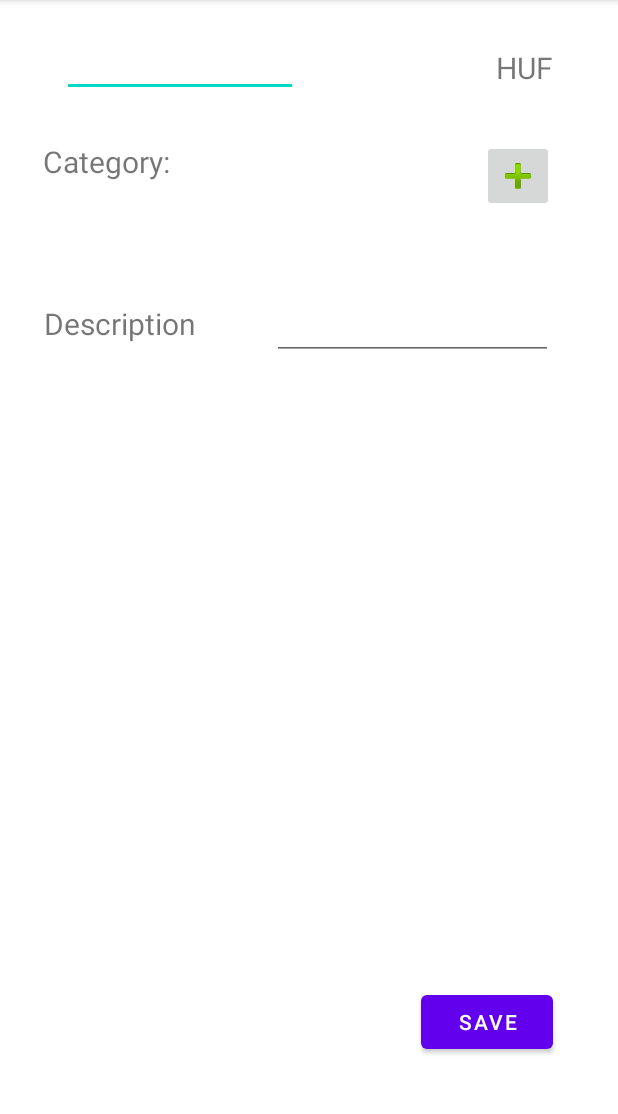
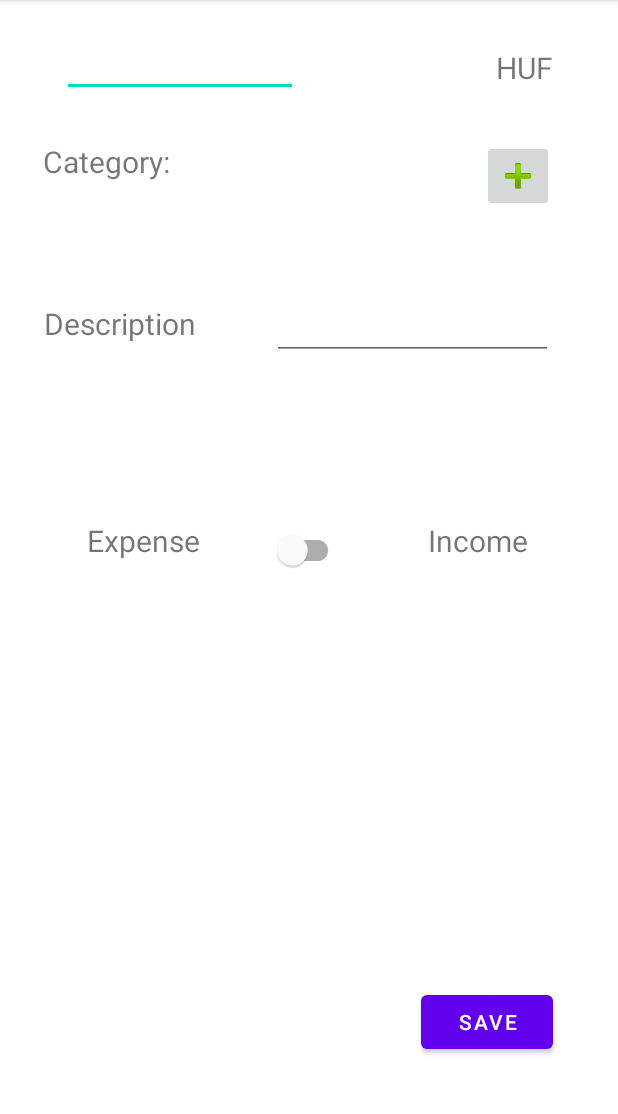
Before and after one commit to green1490/expense-tracker, an Android app: the screen it shows after launch (Expense), after a tap on "ADD", on a phone screen of 412 x 824 dp, the part 84-1198 px from its top. Run offline under Robolectric (Android 15) with nearby library versions, the phone set to English and light mode, and no system bars; our stand-ins replace navigation-ui.

Commit message:
Add new drawable and fix bug where recycler view doesn't update.

```diff
--- a/app/src/main/java/com/example/expensetracker/ui/expense/Tags.kt
+++ b/app/src/main/java/com/example/expensetracker/ui/expense/Tags.kt
@@ -1,7 +1,7 @@
 package com.example.expensetracker.ui.expense
 
+import android.os.Bundle
 import androidx.appcompat.app.AppCompatActivity
-import android.os.Bundle
 import androidx.recyclerview.widget.LinearLayoutManager
 import androidx.recyclerview.widget.RecyclerView
 import com.example.expensetracker.R
@@ -24,7 +24,8 @@ class Tags : AppCompatActivity() {
                 "shop",
                 "sport",
                 "transport",
-                "video game"
+                "video game",
+                "income"
             ),
             mapOf(
                 "education" to R.drawable.ic_education,
@@ -34,7 +35,8 @@ class Tags : AppCompatActivity() {
                 "shop" to R.drawable.ic_shop,
                 "sport" to R.drawable.ic_sport,
                 "transport" to R.drawable.ic_transport,
-                "video game" to R.drawable.ic_video_game
+                "video game" to R.drawable.ic_video_game,
+                "income" to R.drawable.ic_income
             )
         )
         recyclerView.layoutManager = LinearLayoutManager(this)
--- a/app/src/main/java/com/example/expensetracker/ui/home/CustomAdapter.kt
+++ b/app/src/main/java/com/example/expensetracker/ui/home/CustomAdapter.kt
@@ -1,5 +1,6 @@
 package com.example.expensetracker.ui.home
 
+import android.annotation.SuppressLint
 import android.content.Context
 import android.view.LayoutInflater
 import android.view.View
@@ -10,7 +11,8 @@ import androidx.recyclerview.widget.RecyclerView
 import com.example.expensetracker.ExpenseData
 import com.example.expensetracker.R
 
-class CustomAdapter(private var ct:Context,private var tags:MutableList<ExpenseData>):RecyclerView.Adapter<CustomAdapter.CustomViewHolder>() {
+class CustomAdapter(private var ct:Context):RecyclerView.Adapter<CustomAdapter.CustomViewHolder>() {
+    val tags:MutableList<ExpenseData> = mutableListOf()
 
     class CustomViewHolder(itemView:View):RecyclerView.ViewHolder(itemView) {
         val textView: TextView
@@ -40,4 +42,11 @@ class CustomAdapter(private var ct:Context,private var tags:MutableList<ExpenseD
     override fun getItemCount(): Int {
         return tags.size
     }
+
+    @SuppressLint("NotifyDataSetChanged")
+    fun addItem(item:ExpenseData) {
+        tags.add(item)
+        //Refactor
+        this.notifyDataSetChanged()
+    }
 }
--- a/app/src/main/java/com/example/expensetracker/ui/home/HomeFragment.kt
+++ b/app/src/main/java/com/example/expensetracker/ui/home/HomeFragment.kt
@@ -13,7 +13,6 @@ import androidx.appcompat.app.AppCompatActivity
 import androidx.fragment.app.Fragment
 import androidx.lifecycle.ViewModelProvider
 import androidx.recyclerview.widget.LinearLayoutManager
-import androidx.recyclerview.widget.RecyclerView
 import com.example.expensetracker.ExpenseData
 import com.example.expensetracker.databinding.FragmentHomeBinding
 import com.example.expensetracker.ui.expense.Expense
@@ -23,8 +22,7 @@ class HomeFragment : Fragment() {
     private var _binding: FragmentHomeBinding? = null
     private val _fileName:String = "history"
     private lateinit var homeViewModel:HomeViewModel
-    private var expense:MutableList<ExpenseData> = mutableListOf()
-    lateinit var recyclerView:RecyclerView
+    lateinit var adapter:CustomAdapter
 
     private val activityLauncher: ActivityResultLauncher<Intent> = registerForActivityResult(
         ActivityResultContracts.StartActivityForResult(),
@@ -34,12 +32,10 @@ class HomeFragment : Fragment() {
             val category = result.data!!.getStringExtra("Category")?.trim()
             val description = result.data!!.getStringExtra("Description")?.trim()
             val icon = result.data!!.getIntExtra("Icon",0)
-            expense.add(ExpenseData(sum!!,category!!,description, icon))
-            if (expense.isNotEmpty()) {
-                homeViewModel.setBalance(homeViewModel.balance.value!!.minus(expense.last().sum.toUInt()))
-            }
+            adapter.addItem(ExpenseData(sum!!,category!!,description, icon))
 
-            TODO("Protect variable from underflow and save it")
+            homeViewModel.setBalance(homeViewModel.balance.value!!.minus(sum.toUInt()))
+
             val textView: TextView = binding.textHome
             textView.text = ((homeViewModel.balance.value!!.toFloat()
                     / homeViewModel.maxPayment.value!!.toFloat())*100).toInt().toString()
@@ -75,8 +71,8 @@ class HomeFragment : Fragment() {
         val button = binding.button
         button.setOnClickListener {newLayout()}
 
-        recyclerView = binding.recyclerView
-        val adapter = CustomAdapter(requireContext(), expense)
+        val recyclerView = binding.recyclerView
+        adapter = CustomAdapter(requireContext())
         recyclerView.adapter = adapter
         recyclerView.layoutManager = LinearLayoutManager(context)
 
@@ -97,8 +93,4 @@ class HomeFragment : Fragment() {
         activityLauncher.launch(intent)
     }
 
-    private fun updateProgressBar() {
-
-    }
-
 }
--- /dev/null
+++ b/app/src/main/res/drawable/ic_income.xml
@@ -0,0 +1,5 @@
+<vector android:height="24dp" android:tint="#FFFFFF"
+    android:viewportHeight="24" android:viewportWidth="24"
+    android:width="24dp" xmlns:android="http://schemas.android.com/apk/res/android">
+    <path android:fillColor="@color/black" android:pathData="M12,2C6.48,2 2,6.48 2,12s4.48,10 10,10 10,-4.48 10,-10S17.52,2 12,2zM13.41,18.09L13.41,20h-2.67v-1.93c-1.71,-0.36 -3.16,-1.46 -3.27,-3.4h1.96c0.1,1.05 0.82,1.87 2.65,1.87 1.96,0 2.4,-0.98 2.4,-1.59 0,-0.83 -0.44,-1.61 -2.67,-2.14 -2.48,-0.6 -4.18,-1.62 -4.18,-3.67 0,-1.72 1.39,-2.84 3.11,-3.21L10.74,4h2.67v1.95c1.86,0.45 2.79,1.86 2.85,3.39L14.3,9.34c-0.05,-1.11 -0.64,-1.87 -2.22,-1.87 -1.5,0 -2.4,0.68 -2.4,1.64 0,0.84 0.65,1.39 2.67,1.91s4.18,1.39 4.18,3.91c-0.01,1.83 -1.38,2.83 -3.12,3.16z"/>
+</vector>
--- a/app/src/main/res/layout/activity_expense.xml
+++ b/app/src/main/res/layout/activity_expense.xml
@@ -100,7 +100,7 @@
         app:layout_constraintTop_toBottomOf="@+id/textView2"
         app:layout_constraintVertical_bias="0.018"
         app:srcCompat="@android:drawable/ic_input_add"
-        tools:ignore="ContentDescription,SpeakableTextPresentCheck"/>
+        tools:ignore="ContentDescription,SpeakableTextPresentCheck" />
 
     <ImageView
         android:id="@+id/tag_image"
@@ -114,4 +114,42 @@
         app:layout_constraintVertical_bias="0.64"
         tools:ignore="ContentDescription" />
 
+    <TextView
+        android:id="@+id/textView6"
+        android:layout_width="wrap_content"
+        android:layout_height="wrap_content"
+        android:text="Income"
+        android:textSize="20sp"
+        app:layout_constraintBottom_toBottomOf="@+id/expense_switch"
+        app:layout_constraintEnd_toEndOf="parent"
+        app:layout_constraintHorizontal_bias="0.481"
+        app:layout_constraintStart_toEndOf="@+id/expense_switch"
+        app:layout_constraintTop_toTopOf="@+id/expense_switch"
+        app:layout_constraintVertical_bias="0.206" />
+
+    <TextView
+        android:id="@+id/textView5"
+        android:layout_width="wrap_content"
+        android:layout_height="wrap_content"
+        android:text="Expense"
+        android:textSize="20sp"
+        app:layout_constraintBottom_toBottomOf="parent"
+        app:layout_constraintEnd_toStartOf="@+id/expense_switch"
+        app:layout_constraintHorizontal_bias="0.547"
+        app:layout_constraintStart_toStartOf="parent"
+        app:layout_constraintTop_toBottomOf="@+id/textView3"
+        app:layout_constraintVertical_bias="0.229" />
+
+    <com.google.android.material.switchmaterial.SwitchMaterial
+        android:id="@+id/expense_switch"
+        android:layout_width="wrap_content"
+        android:layout_height="wrap_content"
+        android:scrollbarSize="8dp"
+        app:layout_constraintBottom_toBottomOf="@+id/textView5"
+        app:layout_constraintEnd_toEndOf="parent"
+        app:layout_constraintHorizontal_bias="0.498"
+        app:layout_constraintStart_toStartOf="parent"
+        app:layout_constraintTop_toTopOf="@+id/textView5"
+        app:layout_constraintVertical_bias="0.206" />
+
 </androidx.constraintlayout.widget.ConstraintLayout>
```
